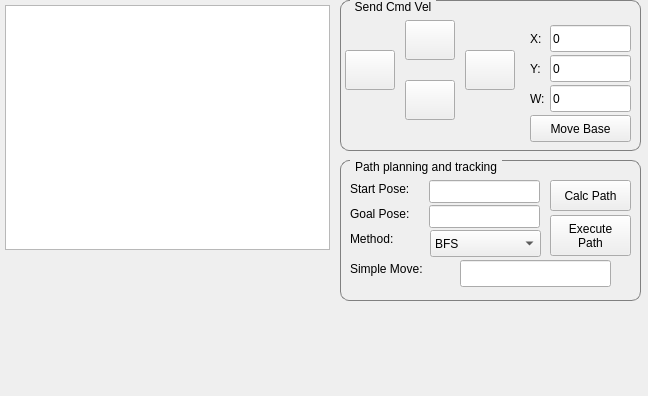
First picture: the form in catkin_ws/src/hri/simple_gui/src/MainWindow.ui, repository juanpflores/MobileRobotsCourse, before the edit.
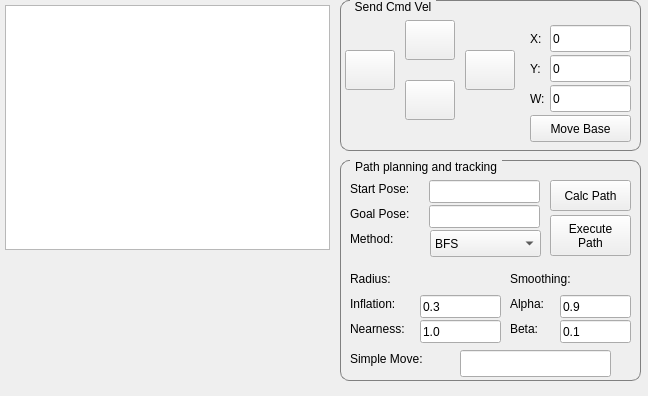
Second picture: the form after the edit.

The edit to the form file:
```diff
--- a/catkin_ws/src/hri/simple_gui/src/MainWindow.ui
+++ b/catkin_ws/src/hri/simple_gui/src/MainWindow.ui
@@ -51,7 +51,7 @@
       <x>340</x>
       <y>160</y>
       <width>301</width>
-      <height>141</height>
+      <height>221</height>
      </rect>
     </property>
     <property name="styleSheet">
@@ -137,7 +137,7 @@
      <property name="geometry">
       <rect>
        <x>10</x>
-       <y>100</y>
+       <y>190</y>
        <width>101</width>
        <height>17</height>
       </rect>
@@ -150,7 +150,7 @@
      <property name="geometry">
       <rect>
        <x>120</x>
-       <y>100</y>
+       <y>190</y>
        <width>151</width>
        <height>27</height>
       </rect>
@@ -199,6 +199,136 @@
       <string>Method:</string>
      </property>
     </widget>
+    <widget class="QLabel" name="navLblSmoothing">
+     <property name="geometry">
+      <rect>
+       <x>170</x>
+       <y>110</y>
+       <width>81</width>
+       <height>17</height>
+      </rect>
+     </property>
+     <property name="text">
+      <string>Smoothing:</string>
+     </property>
+    </widget>
+    <widget class="QLabel" name="navLblNearness">
+     <property name="geometry">
+      <rect>
+       <x>10</x>
+       <y>160</y>
+       <width>81</width>
+       <height>17</height>
+      </rect>
+     </property>
+     <property name="text">
+      <string>Nearness:</string>
+     </property>
+    </widget>
+    <widget class="QLineEdit" name="navTxtNearness">
+     <property name="geometry">
+      <rect>
+       <x>80</x>
+       <y>160</y>
+       <width>81</width>
+       <height>23</height>
+      </rect>
+     </property>
+     <property name="text">
+      <string>1.0</string>
+     </property>
+    </widget>
+    <widget class="QLabel" name="navLblInflate">
+     <property name="geometry">
+      <rect>
+       <x>10</x>
+       <y>135</y>
+       <width>71</width>
+       <height>17</height>
+      </rect>
+     </property>
+     <property name="text">
+      <string>Inflation:</string>
+     </property>
+    </widget>
+    <widget class="QLineEdit" name="navTxtInflation">
+     <property name="geometry">
+      <rect>
+       <x>80</x>
+       <y>135</y>
+       <width>81</width>
+       <height>23</height>
+      </rect>
+     </property>
+     <property name="text">
+      <string>0.3</string>
+     </property>
+    </widget>
+    <widget class="QLabel" name="navLblSmoothAlpha">
+     <property name="geometry">
+      <rect>
+       <x>170</x>
+       <y>135</y>
+       <width>51</width>
+       <height>17</height>
+      </rect>
+     </property>
+     <property name="text">
+      <string>Alpha:</string>
+     </property>
+    </widget>
+    <widget class="QLineEdit" name="navTxtSmoothAlpha">
+     <property name="geometry">
+      <rect>
+       <x>220</x>
+       <y>135</y>
+       <width>71</width>
+       <height>23</height>
+      </rect>
+     </property>
+     <property name="text">
+      <string>0.9</string>
+     </property>
+    </widget>
+    <widget class="QLineEdit" name="navTxtSmoothBeta">
+     <property name="geometry">
+      <rect>
+       <x>220</x>
+       <y>160</y>
+       <width>71</width>
+       <height>23</height>
+      </rect>
+     </property>
+     <property name="text">
+      <string>0.1</string>
+     </property>
+    </widget>
+    <widget class="QLabel" name="navLblSmoothBeta">
+     <property name="geometry">
+      <rect>
+       <x>170</x>
+       <y>160</y>
+       <width>51</width>
+       <height>17</height>
+      </rect>
+     </property>
+     <property name="text">
+      <string>Beta:</string>
+     </property>
+    </widget>
+    <widget class="QLabel" name="navLblRadius">
+     <property name="geometry">
+      <rect>
+       <x>10</x>
+       <y>110</y>
+       <width>81</width>
+       <height>17</height>
+      </rect>
+     </property>
+     <property name="text">
+      <string>Radius:</string>
+     </property>
+    </widget>
    </widget>
    <widget class="QGroupBox" name="groupBox">
     <property name="geometry">
```
